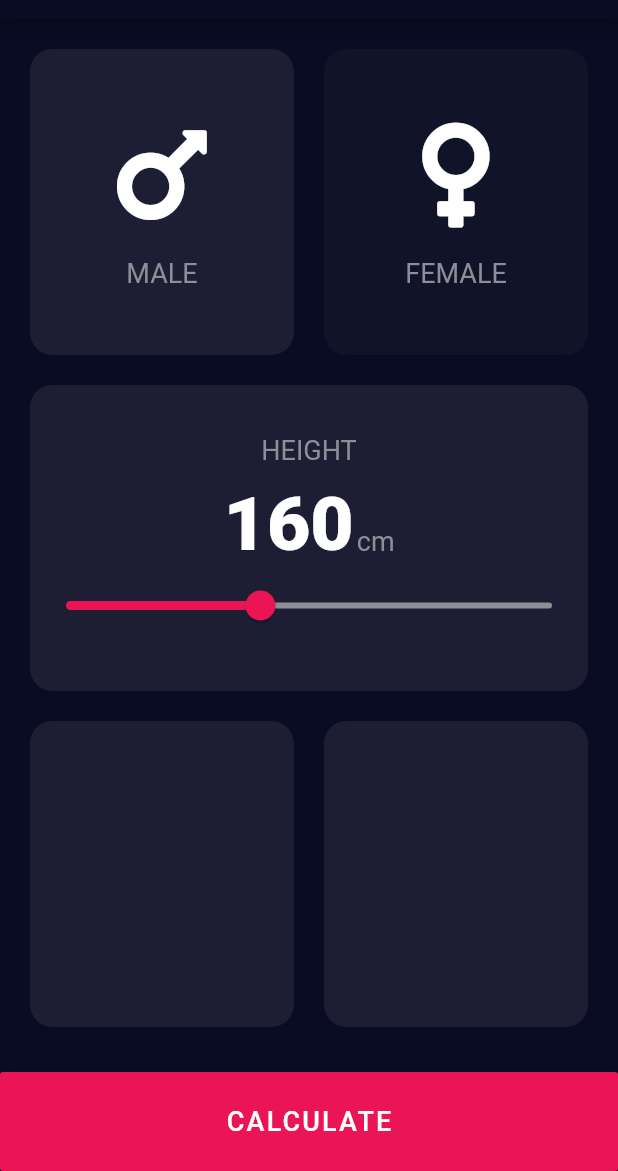
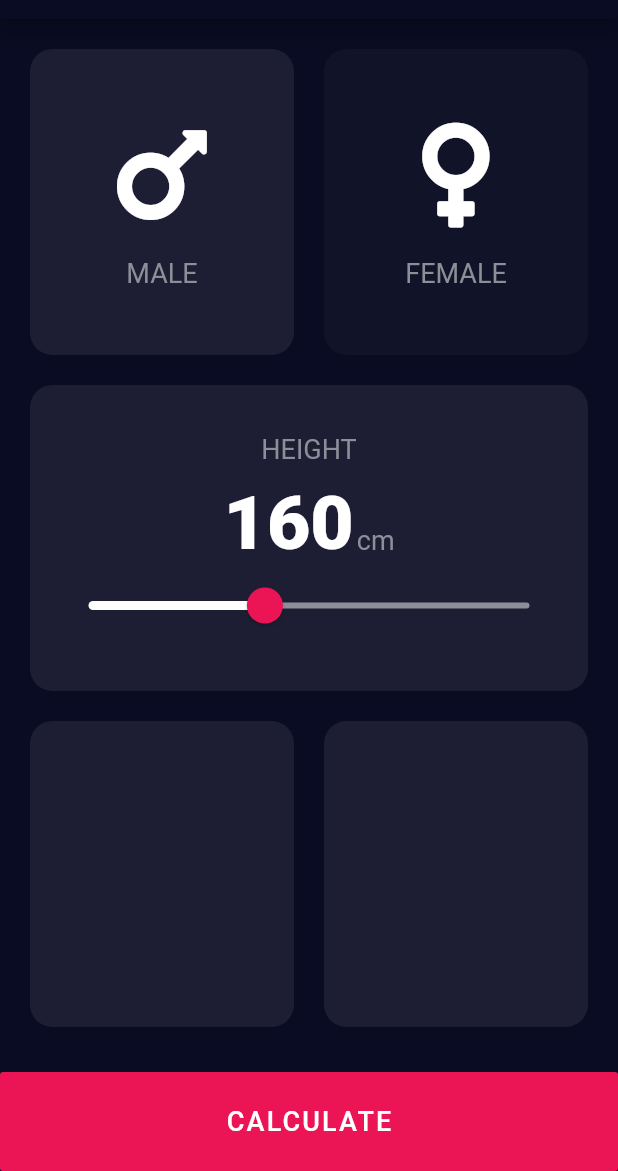
Before and after one commit to Trugamr/bmi-calculator-flutter, a Flutter app: the screen it shows after launch, on a phone screen of 412 x 824 dp, the part 65-1236 px from its top. Run offline on Flutter 3.47's test engine with Material 2 defaults, Android fonts, the phone set to English and light mode, and no system bars; our stand-ins replace font_awesome_flutter.

Commit message:
updated slider styles

```diff
--- a/lib/input_page.dart
+++ b/lib/input_page.dart
@@ -125,14 +125,25 @@ class _CardsState extends State<Cards> {
                     )
                   ],
                 ),
-                Slider(
-                  onChanged: (double val) =>
-                      setState(() => height = val.toInt()),
-                  value: height.toDouble(),
-                  min: 120.0,
-                  activeColor: Color(0xffeb1555),
-                  inactiveColor: Color(0xff8d8e98),
-                  max: 220.0,
+                SliderTheme(
+                  data: SliderTheme.of(context).copyWith(
+                    thumbShape: RoundSliderThumbShape(enabledThumbRadius: 12.0),
+                    overlayShape: RoundSliderOverlayShape(overlayRadius: 25.0),
+                    activeTrackColor: Colors.white,
+                    inactiveTrackColor: Color(0xff8d8e98),
+                    thumbColor: Color(0xffeb1555),
+                    overlayColor: Color(0x29eb1555),
+                  ),
+                  child: Padding(
+                    padding: EdgeInsets.symmetric(horizontal: 14.0),
+                    child: Slider(
+                      onChanged: (double val) =>
+                          setState(() => height = val.toInt()),
+                      value: height.toDouble(),
+                      min: 120.0,
+                      max: 220.0,
+                    ),
+                  ),
                 )
               ],
             ),
```
